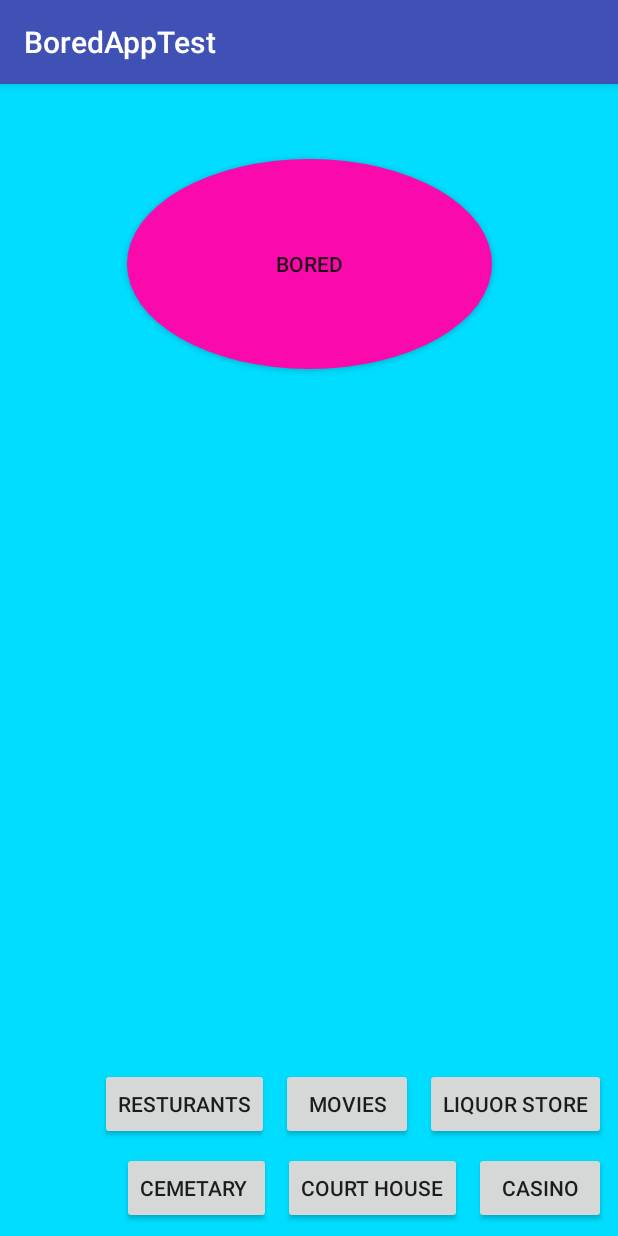
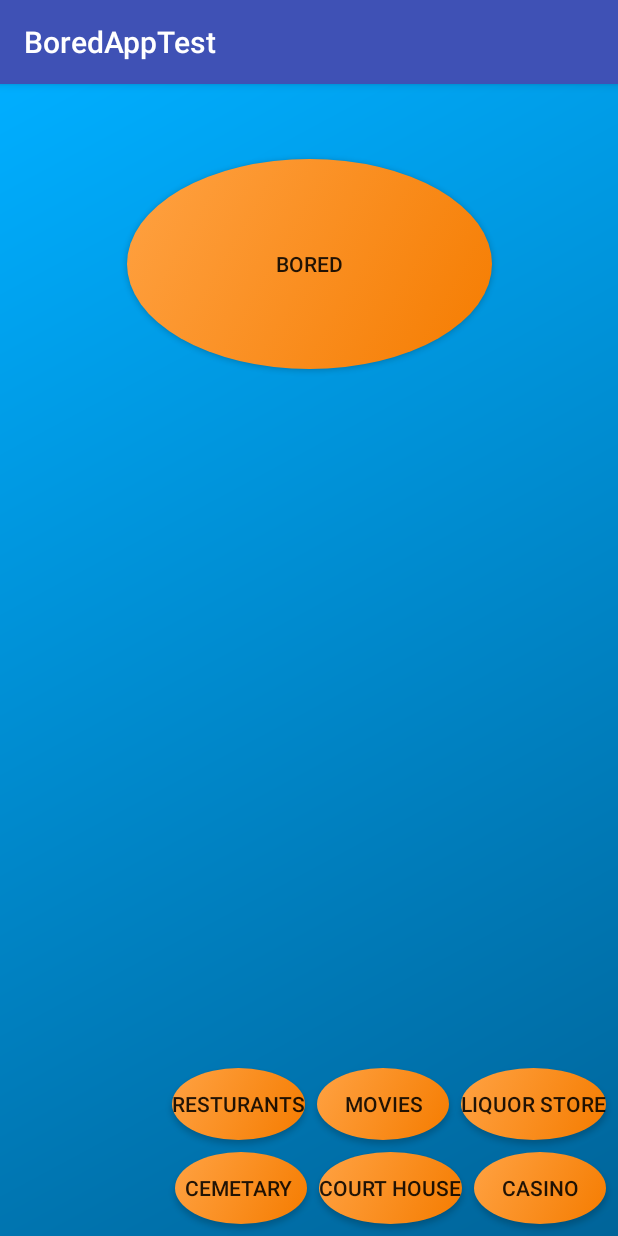
Before and after one commit to DougMandell/BoredAppTest, an Android app: the screen it shows after launch (MainActivity), on a phone screen of 412 x 824 dp. Run offline under Robolectric (Android 15) with nearby library versions, the phone set to English and light mode, and no system bars.

Commit message:
Ayyyy hit that nae nae XD

```diff
--- /dev/null
+++ b/app/src/main/res/drawable/gradient.xml
@@ -0,0 +1,8 @@
+<?xml version="1.0" encoding="utf-8"?>
+<shape xmlns:android="http://schemas.android.com/apk/res/android"
+    android:shape="rectangle">
+    <gradient
+        android:startColor="#006499"
+        android:endColor="#00aeff"
+        android:angle="135" />
+</shape>
--- a/app/src/main/res/drawable/round_button.xml
+++ b/app/src/main/res/drawable/round_button.xml
@@ -2,12 +2,18 @@
 <selector xmlns:android="http://schemas.android.com/apk/res/android">
     <item android:state_pressed="false">
         <shape android:shape="oval">
-            <solid android:color="#fa09ad"/>
+            <gradient
+                android:startColor="#f57c00"
+                android:endColor="#ffa243"
+                android:angle="135" />
         </shape>
     </item>
     <item android:state_pressed="true">
         <shape android:shape="oval">
-            <solid android:color="#c20586"/>
+            <gradient
+                android:startColor="#f57c00"
+                android:endColor="#55da00"
+                android:angle="135" />
         </shape>
     </item>
 </selector>
--- a/app/src/main/res/layout/activity_main.xml
+++ b/app/src/main/res/layout/activity_main.xml
@@ -4,7 +4,7 @@
     xmlns:tools="http://schemas.android.com/tools"
     android:layout_width="match_parent"
     android:layout_height="match_parent"
-    android:background="@android:color/holo_blue_bright"
+    android:background="@drawable/gradient"
     tools:context="com.example.android.boredapptest.MainActivity">
 
     <Button
@@ -12,6 +12,7 @@
         android:layout_width="wrap_content"
         android:layout_height="wrap_content"
         android:text="Movies"
+        android:background="@drawable/round_button"
         android:layout_marginBottom="8dp"
         app:layout_constraintBottom_toTopOf="@+id/CourtHouseButton"
         app:layout_constraintRight_toLeftOf="@+id/LiquorStoreButton"
@@ -24,6 +25,7 @@
         android:text="Court House"
         app:layout_constraintBottom_toBottomOf="parent"
         android:layout_marginBottom="8dp"
+        android:background="@drawable/round_button"
         app:layout_constraintRight_toLeftOf="@+id/CasinoButton"
         android:layout_marginRight="8dp" />
 
@@ -33,6 +35,7 @@
         android:layout_height="wrap_content"
         android:onClick="openRestaurants"
         android:text="Resturants"
+        android:background="@drawable/round_button"
         android:layout_marginBottom="8dp"
         app:layout_constraintBottom_toTopOf="@+id/CemetaryButton"
         app:layout_constraintRight_toLeftOf="@+id/MoviesButton"
@@ -46,6 +49,7 @@
         android:layout_marginBottom="8dp"
         app:layout_constraintBottom_toTopOf="@+id/CasinoButton"
         android:layout_marginRight="8dp"
+        android:background="@drawable/round_button"
         app:layout_constraintRight_toRightOf="parent" />
 
     <Button
@@ -53,6 +57,7 @@
         android:layout_width="wrap_content"
         android:layout_height="wrap_content"
         android:text="Cemetary "
+        android:background="@drawable/round_button"
         app:layout_constraintBottom_toBottomOf="parent"
         android:layout_marginBottom="8dp"
         app:layout_constraintRight_toLeftOf="@+id/CourtHouseButton"
@@ -63,6 +68,7 @@
         android:layout_width="wrap_content"
         android:layout_height="wrap_content"
         android:text="Casino"
+        android:background="@drawable/round_button"
         app:layout_constraintBottom_toBottomOf="parent"
         android:layout_marginBottom="8dp"
         android:layout_marginRight="8dp"
--- a/app/src/main/res/layout/activity_main2.xml
+++ b/app/src/main/res/layout/activity_main2.xml
@@ -6,4 +6,5 @@
     android:layout_height="match_parent"
     tools:context="com.example.android.boredapptest.Main2Activity">
 
+
 </android.support.constraint.ConstraintLayout>
```
Also changed, not shown: app/build.gradle (+4 -5 lines), app/src/main/res/drawable/gradient_orange.xml (added, +8 -0 lines).
